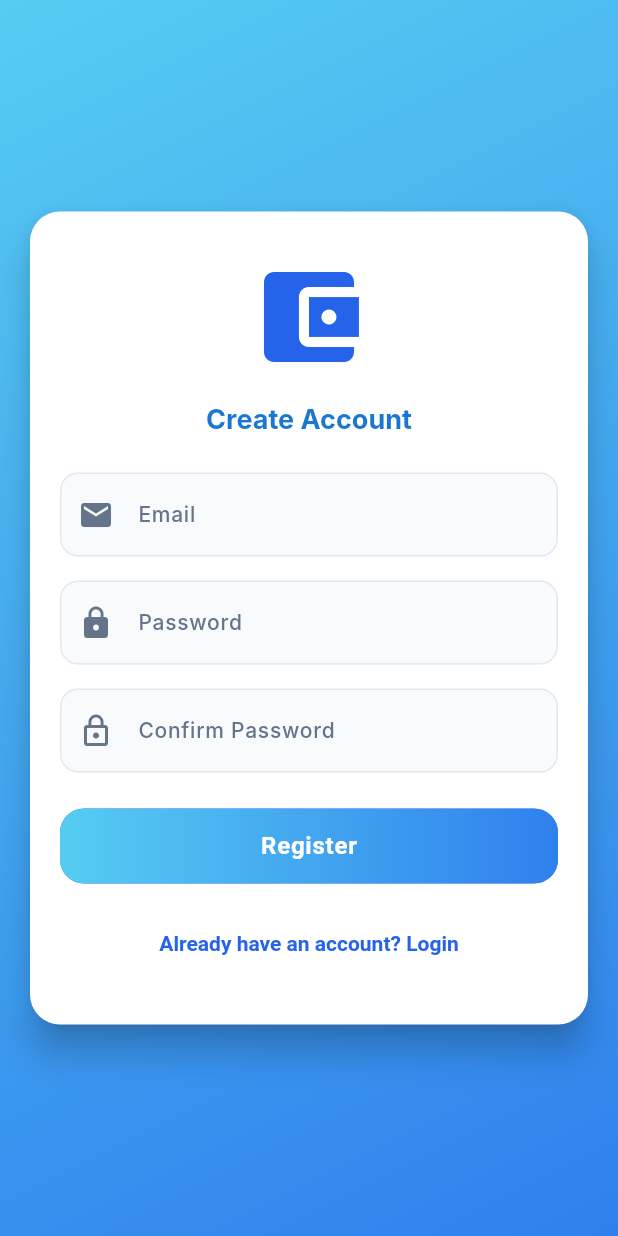
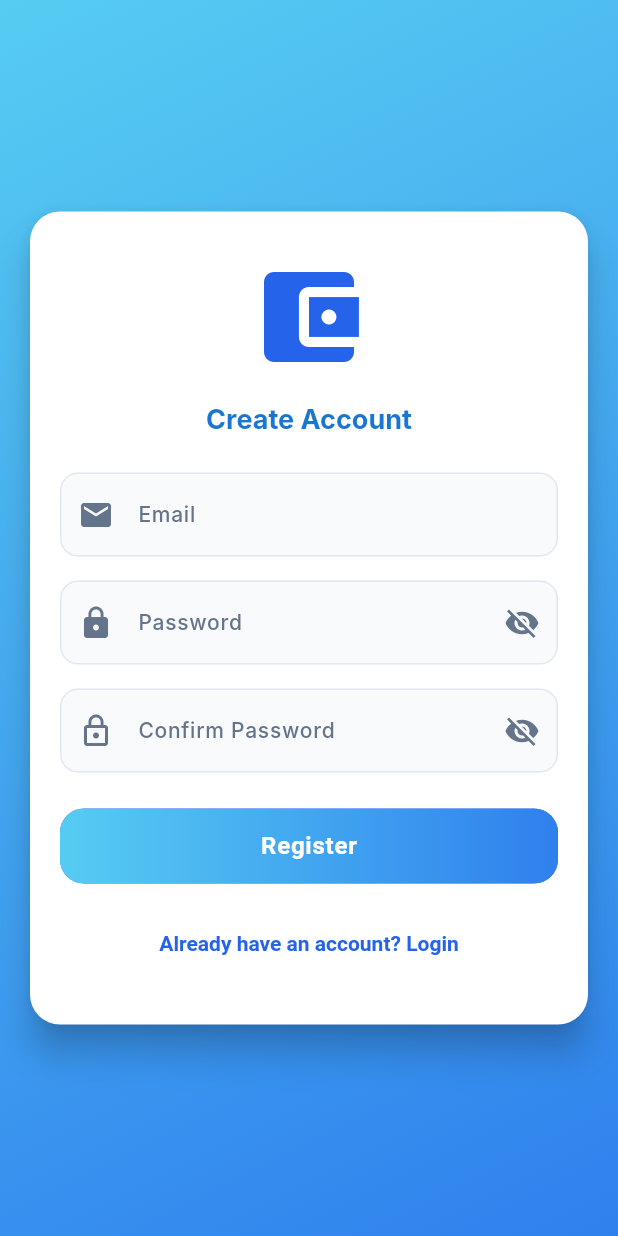
Before and after one commit to Dilshan189/financetrakerapp, a Flutter app: the RegisterScreen screen opened directly, on a phone screen of 412 x 824 dp. Run offline on Flutter 3.47's test engine with Material 3 defaults, Android fonts, the phone set to English and light mode, and no system bars; our stand-ins replace cloud_firestore, firebase_auth, firebase_core; accounts and stored records are empty; Roboto replaces fonts that are missing (Inter).

Commit message:
Feat: Add password visibility toggle to RegisterScreen
This commit introduces a password visibility toggle feature to the "Password" and "Confirm Password" fields on the registration screen.

Users can now tap an icon to show or hide the characters they are typing, enhancing usability and reducing input errors.

```diff
--- a/lib/screens/auth/register_screen.dart
+++ b/lib/screens/auth/register_screen.dart
@@ -16,6 +16,8 @@ class _RegisterScreenState extends State<RegisterScreen> {
   final _confirmPasswordController = TextEditingController();
   final _formKey = GlobalKey<FormState>();
   bool _isLoading = false;
+  bool _obscurePassword = true;
+  bool _obscurePasswords = true;
 
 
   /// register method
@@ -143,12 +145,22 @@ class _RegisterScreenState extends State<RegisterScreen> {
                       /// Password
                       TextFormField(
                         controller: _passwordController,
-                        decoration: const InputDecoration(
+                        obscureText: _obscurePassword,
+                        decoration: InputDecoration(
                           labelText: "Password",
-                          prefixIcon: Icon(Icons.lock),
-                          border: OutlineInputBorder(),
+                          prefixIcon: const Icon(Icons.lock),
+                          suffixIcon: IconButton(
+                            icon: Icon(_obscurePassword
+                                ? Icons.visibility_off
+                                : Icons.visibility),
+                            onPressed: () {
+                              setState(() {
+                                _obscurePassword = !_obscurePassword;
+                              });
+                            },
+                          ),
+                          border: const OutlineInputBorder(),
                         ),
-                        obscureText: true,
                         validator: (v) => (v == null || v.length < 6)
                             ? 'Min 6 characters'
                             : null,
@@ -158,12 +170,22 @@ class _RegisterScreenState extends State<RegisterScreen> {
                       /// Confirm Password
                       TextFormField(
                         controller: _confirmPasswordController,
-                        decoration: const InputDecoration(
+                        obscureText: _obscurePasswords,
+                        decoration: InputDecoration(
                           labelText: "Confirm Password",
-                          prefixIcon: Icon(Icons.lock_outline),
-                          border: OutlineInputBorder(),
+                          prefixIcon: const Icon(Icons.lock_outline),
+                          suffixIcon: IconButton(
+                            icon: Icon(_obscurePasswords
+                                ? Icons.visibility_off
+                                : Icons.visibility),
+                            onPressed: () {
+                              setState(() {
+                                _obscurePasswords = !_obscurePasswords;
+                              });
+                            },
+                          ),
+                          border: const OutlineInputBorder(),
                         ),
-                        obscureText: true,
                         validator: (v) => v != _passwordController.text
                             ? 'Passwords do not match'
                             : null,
```
